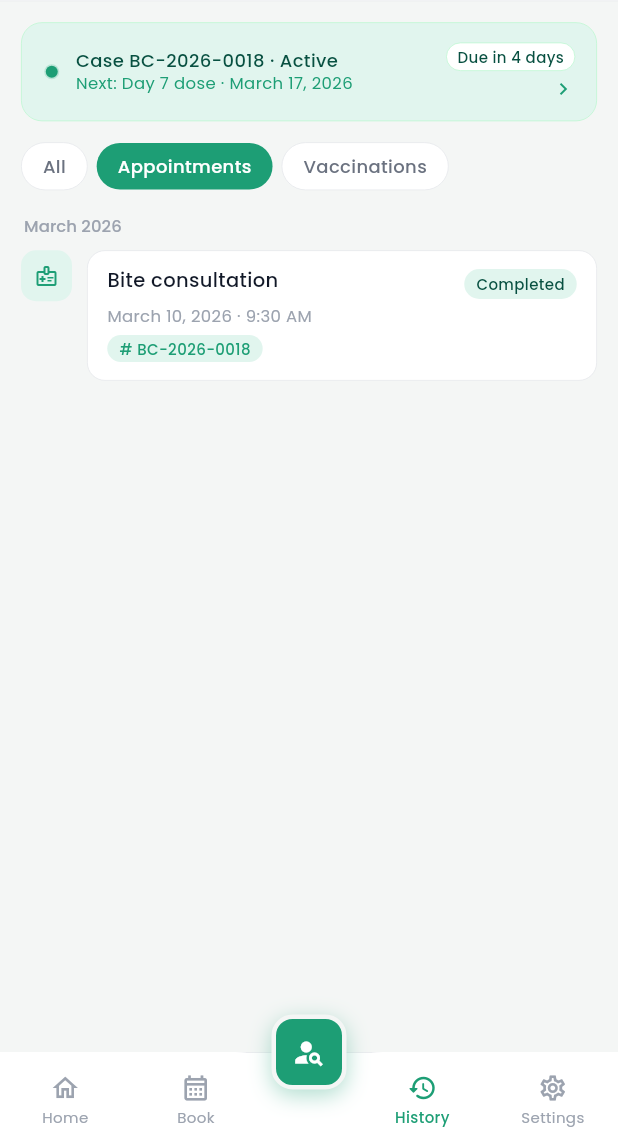
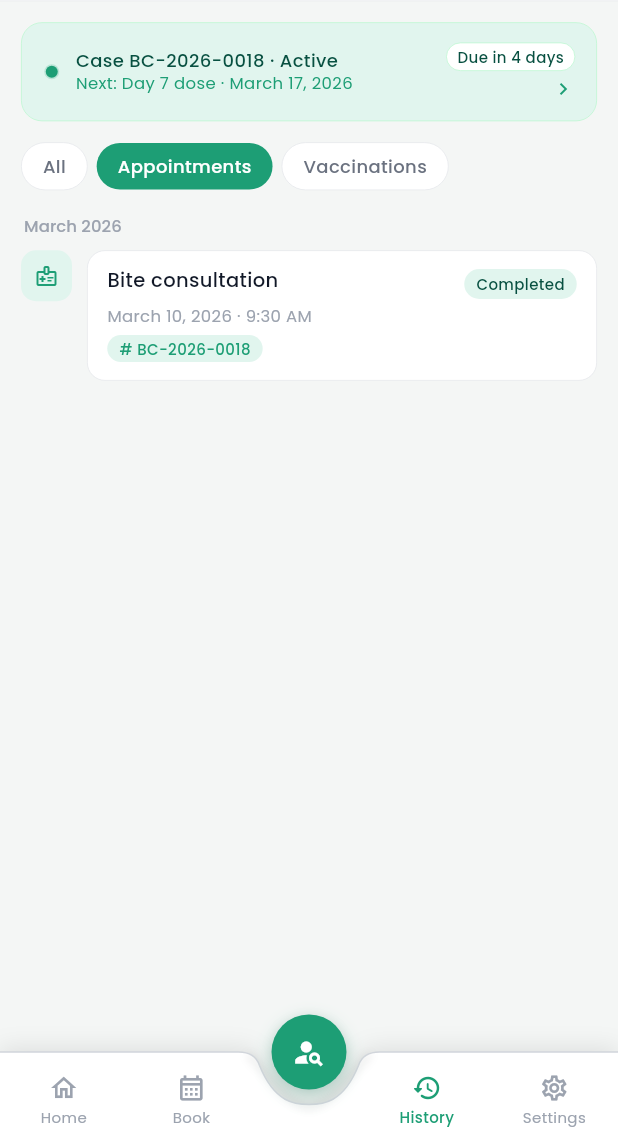
Before and after one commit to peya025/animal-bite-management-system, a Flutter app: the HistoryView screen opened by its route, after a tap on "Appointments", on a phone screen of 412 x 824 dp, the part 88-1236 px from its top. Run offline on Flutter 3.47's test engine with Material 3 defaults, Android fonts, the light colour scheme and no system bars; our stand-ins replace flutter_dotenv, flutter_secure_storage, table_calendar; accounts and stored records are empty; network calls fail.

Commit message:
mobile app added curve under floating icon

```diff
--- a/mobile/lib/widgets/menu/menu_navigation.dart
+++ b/mobile/lib/widgets/menu/menu_navigation.dart
@@ -30,37 +30,202 @@ class MenuNavigation extends StatelessWidget {
       ),
     ];
 
-    return DecoratedBox(
-      decoration: const BoxDecoration(
-        color: Colors.white,
-        border: Border(top: BorderSide(color: Color(0xFFE5E7EB), width: 0.5)),
+    final bottomPadding = MediaQuery.paddingOf(context).bottom;
+
+    return CustomPaint(
+      painter: _CurvedNotchPainter(
+        showNotch: showFabNotch,
+        backgroundColor: Colors.white,
+        borderColor: const Color(0xFFD1D5DB),
+        shadowColor: const Color(0x1A000000),
       ),
-      child: BottomAppBar(
-        height: 64,
-        padding: EdgeInsets.zero,
-        color: Colors.white,
-        surfaceTintColor: Colors.transparent,
-        shape: showFabNotch ? const CircularNotchedRectangle() : null,
-        notchMargin: 8,
+      child: SizedBox(
+        height: 64 + bottomPadding,
         child: SafeArea(
           top: false,
-          child: Row(
-            children: [
-              for (var index = 0; index < items.length; index++) ...[
-                if (showFabNotch && index == 2) const SizedBox(width: 64),
+          child: SizedBox(
+            height: 64,
+            child: Row(
+              children: [
                 Expanded(
                   child: _NavigationDestination(
-                    item: items[index],
-                    selected: selectedIndex == index,
-                    onTap: () => onSelected(index),
+                    item: items[0],
+                    selected: selectedIndex == 0,
+                    onTap: () => onSelected(0),
+                  ),
+                ),
+                Expanded(
+                  child: _NavigationDestination(
+                    item: items[1],
+                    selected: selectedIndex == 1,
+                    onTap: () => onSelected(1),
+                  ),
+                ),
+                if (showFabNotch) const SizedBox(width: 72),
+                Expanded(
+                  child: _NavigationDestination(
+                    item: items[2],
+                    selected: selectedIndex == 2,
+                    onTap: () => onSelected(2),
+                  ),
+                ),
+                Expanded(
+                  child: _NavigationDestination(
+                    item: items[3],
+                    selected: selectedIndex == 3,
+                    onTap: () => onSelected(3),
                   ),
                 ),
               ],
-            ],
+            ),
           ),
         ),
       ),
     );
+  }
+}
+
+class _CurvedNotchPainter extends CustomPainter {
+  const _CurvedNotchPainter({
+    required this.showNotch,
+    this.backgroundColor = Colors.white,
+    this.borderColor = const Color(0xFFD1D5DB),
+    this.shadowColor = const Color(0x1A000000),
+  });
+
+  static const double notchRadius = 35.0;
+  static const double shoulderRadius = 12.0;
+
+  final bool showNotch;
+  final Color backgroundColor;
+  final Color borderColor;
+  final Color shadowColor;
+
+  Path _createTopCurvePath(Size size) {
+    final path = Path();
+    path.moveTo(0, 0);
+
+    if (showNotch) {
+      final cx = size.width / 2;
+      const r = notchRadius;
+      const s = shoulderRadius;
+
+      path.lineTo(cx - r - s, 0);
+
+      // Smooth shoulder rounding down from top edge into notch
+      path.cubicTo(
+        cx - r - s * 0.35,
+        0,
+        cx - r,
+        s * 0.25,
+        cx - r + 2.0,
+        s * 0.75,
+      );
+
+      // Circular cradle under floating button (dips to depth r = 35.0, leaving 10px gap below 25px radius button)
+      path.cubicTo(
+        cx - r * 0.65,
+        r * 0.98,
+        cx - r * 0.25,
+        r,
+        cx,
+        r,
+      );
+
+      // Right side of cradle climbing up
+      path.cubicTo(
+        cx + r * 0.25,
+        r,
+        cx + r * 0.65,
+        r * 0.98,
+        cx + r - 2.0,
+        s * 0.75,
+      );
+
+      // Smooth shoulder rounding up to top edge
+      path.cubicTo(
+        cx + r,
+        s * 0.25,
+        cx + r + s * 0.35,
+        0,
+        cx + r + s,
+        0,
+      );
+    }
+
+    path.lineTo(size.width, 0);
+    return path;
+  }
+
+  Path _createBarPath(Size size) {
+    final path = _createTopCurvePath(size);
+    path.lineTo(size.width, size.height);
+    path.lineTo(0, size.height);
+    path.close();
+    return path;
+  }
+
+  @override
+  void paint(Canvas canvas, Size size) {
+    final barPath = _createBarPath(size);
+    final topBorderPath = _createTopCurvePath(size);
+
+    // 1. Soft top shadow for entire bar including curved notch
+    final shadowPaint = Paint()
+      ..color = shadowColor
+      ..maskFilter = const MaskFilter.blur(BlurStyle.normal, 8);
+    canvas.drawPath(barPath.shift(const Offset(0, -2)), shadowPaint);
+
+    // 2. White bar background fill
+    final fillPaint = Paint()
+      ..color = backgroundColor
+      ..style = PaintingStyle.fill;
+    canvas.drawPath(barPath, fillPaint);
+
+    // 3. Subtle ambient inner depth shadow along the cradle groove
+    if (showNotch) {
+      final cx = size.width / 2;
+      final cradleShadowPath = Path();
+      cradleShadowPath.moveTo(cx - notchRadius - shoulderRadius * 0.5, 0);
+      cradleShadowPath.cubicTo(
+        cx - notchRadius * 0.8,
+        notchRadius * 0.35,
+        cx - notchRadius * 0.4,
+        notchRadius,
+        cx,
+        notchRadius,
+      );
+      cradleShadowPath.cubicTo(
+        cx + notchRadius * 0.4,
+        notchRadius,
+        cx + notchRadius * 0.8,
+        notchRadius * 0.35,
+        cx + notchRadius + shoulderRadius * 0.5,
+        0,
+      );
+
+      final cradleShadePaint = Paint()
+        ..color = const Color(0x14000000)
+        ..style = PaintingStyle.stroke
+        ..strokeWidth = 3.5
+        ..maskFilter = const MaskFilter.blur(BlurStyle.normal, 3);
+      canvas.drawPath(cradleShadowPath.shift(const Offset(0, 1.5)), cradleShadePaint);
+    }
+
+    // 4. Visible top contour border line following the curve
+    final borderPaint = Paint()
+      ..color = borderColor
+      ..style = PaintingStyle.stroke
+      ..strokeWidth = 1.0;
+    canvas.drawPath(topBorderPath, borderPaint);
+  }
+
+  @override
+  bool shouldRepaint(covariant _CurvedNotchPainter oldDelegate) {
+    return oldDelegate.showNotch != showNotch ||
+        oldDelegate.backgroundColor != backgroundColor ||
+        oldDelegate.borderColor != borderColor ||
+        oldDelegate.shadowColor != shadowColor;
   }
 }
 
--- a/mobile/lib/widgets/menu/patient_action_button.dart
+++ b/mobile/lib/widgets/menu/patient_action_button.dart
@@ -1,32 +1,45 @@
 import 'package:flutter/material.dart';
+import '../../app/app_theme.dart';
 
 class PatientActionButton extends StatelessWidget {
-  const PatientActionButton({super.key, required this.onPressed});
+  const PatientActionButton({
+    super.key,
+    required this.onPressed,
+    this.tooltip = 'Patient card',
+  });
 
   final VoidCallback onPressed;
+  final String tooltip;
 
   @override
   Widget build(BuildContext context) {
     return Container(
       width: 50,
       height: 50,
-      decoration: BoxDecoration(
-        color: const Color(0xFF1D9E75),
-        borderRadius: BorderRadius.circular(14),
-        border: Border.all(color: const Color(0xFFF4F6F5), width: 3),
-        boxShadow: const [
+      decoration: const BoxDecoration(
+        color: AppColors.primary,
+        shape: BoxShape.circle,
+        boxShadow: [
           BoxShadow(
-            color: Color(0x591D9E75),
-            blurRadius: 12,
+            color: Color(0x401D9E75),
+            blurRadius: 10,
             offset: Offset(0, 4),
+          ),
+          BoxShadow(
+            color: Color(0x1A000000),
+            blurRadius: 6,
+            offset: Offset(0, 2),
           ),
         ],
       ),
       child: Material(
         color: Colors.transparent,
+        shape: const CircleBorder(),
+        child: Tooltip(
+          message: tooltip,
           child: InkWell(
             onTap: onPressed,
-          borderRadius: BorderRadius.circular(14),
+            customBorder: const CircleBorder(),
             child: const Center(
               child: Icon(
                 Icons.person_search,
@@ -36,6 +49,7 @@ class PatientActionButton extends StatelessWidget {
             ),
           ),
         ),
+      ),
     );
   }
 }
```
Lines whose indentation alone changed are shown as unchanged.
